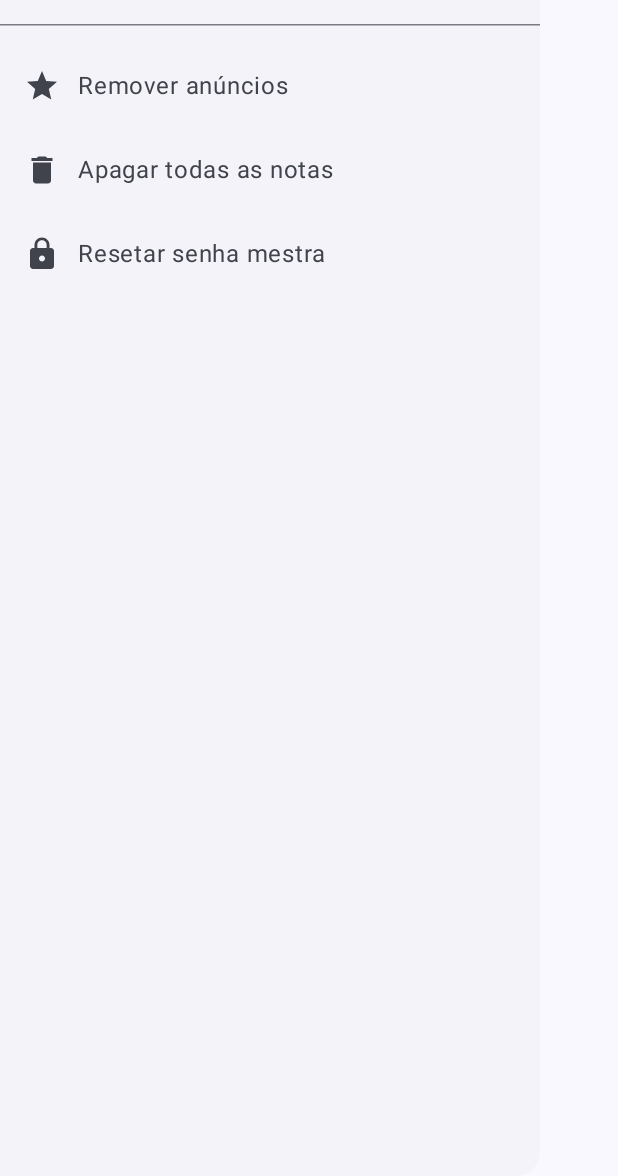
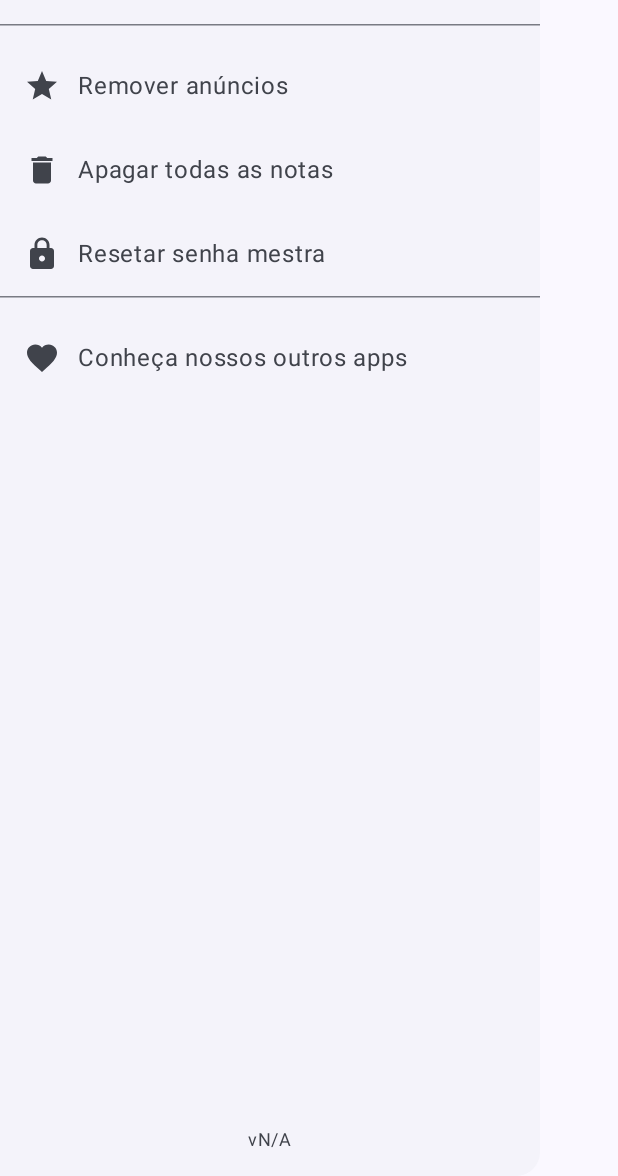
Before and after one commit to ipirangad3v/my-diary-android-app, an Android app built with Jetpack Compose: the composable DrawerContent shown on its own in the app's theme, on a phone screen of 412 x 824 dp, the part 60-1236 px from its top. Run offline under Robolectric (Android 15) with nearby library versions, the phone set to English and light mode, and no system bars.

Commit message:
feat: enhance navigation drawer; add version display and link to other apps

```diff
--- a/app/src/main/java/digital/tonima/mydiary/ui/components/Drawer.kt
+++ b/app/src/main/java/digital/tonima/mydiary/ui/components/Drawer.kt
@@ -1,23 +1,33 @@
 package digital.tonima.mydiary.ui.components
 
+import android.content.Intent
+import android.content.pm.PackageManager
+import androidx.compose.foundation.layout.Box
 import androidx.compose.foundation.layout.Column
 import androidx.compose.foundation.layout.Spacer
+import androidx.compose.foundation.layout.fillMaxHeight
 import androidx.compose.foundation.layout.height
 import androidx.compose.foundation.layout.padding
 import androidx.compose.material.icons.Icons
 import androidx.compose.material.icons.filled.Delete
+import androidx.compose.material.icons.filled.Favorite
 import androidx.compose.material.icons.filled.Lock
 import androidx.compose.material.icons.filled.Star
 import androidx.compose.material3.HorizontalDivider
 import androidx.compose.material3.Icon
+import androidx.compose.material3.MaterialTheme
 import androidx.compose.material3.ModalDrawerSheet
 import androidx.compose.material3.NavigationDrawerItem
 import androidx.compose.material3.NavigationDrawerItemDefaults
 import androidx.compose.material3.Text
 import androidx.compose.runtime.Composable
+import androidx.compose.runtime.remember
+import androidx.compose.ui.Alignment
 import androidx.compose.ui.Modifier
+import androidx.compose.ui.platform.LocalContext
 import androidx.compose.ui.res.stringResource
 import androidx.compose.ui.unit.dp
+import androidx.core.net.toUri
 import digital.tonima.mydiary.R
 import digital.tonima.mydiary.R.string.app_name
 
@@ -29,7 +39,19 @@ fun DrawerContent(
     onUpgradeToPro: () -> Unit,
     onCloseDrawer: () -> Unit
 ) {
+    val context = LocalContext.current
+    val versionName = remember {
+        try {
+            val packageInfo = context.packageManager.getPackageInfo(context.packageName, 0)
+            packageInfo.versionName ?: "N/A"
+        } catch (e: PackageManager.NameNotFoundException) {
+            e.printStackTrace()
+            "N/A"
+        }
+    }
     ModalDrawerSheet {
+        Box(modifier = Modifier.fillMaxHeight()) {
+            Column {
                 Column(modifier = Modifier.padding(NavigationDrawerItemDefaults.ItemPadding)) {
                     Text(stringResource(app_name), modifier = Modifier.padding(16.dp))
                 }
@@ -66,5 +88,30 @@ fun DrawerContent(
                         onCloseDrawer()
                     }
                 )
+                HorizontalDivider()
+                Spacer(Modifier.height(12.dp))
+                NavigationDrawerItem(
+                    icon = { Icon(Icons.Default.Favorite, contentDescription = null) },
+                    label = { Text(stringResource(R.string.our_other_apps)) },
+                    selected = false,
+                    onClick = {
+                        val browserIntent = Intent(
+                            Intent.ACTION_VIEW,
+                            "https://play.google.com/store/apps/dev?id=6594602823307179845".toUri()
+                        )
+                        context.startActivity(browserIntent)
+                        onCloseDrawer()
+                    }
+                )
+            }
+            Text(
+                text = stringResource(R.string.version, versionName),
+                style = MaterialTheme.typography.bodySmall,
+                color = MaterialTheme.colorScheme.onSurfaceVariant,
+                modifier = Modifier
+                    .align(Alignment.BottomCenter)
+                    .padding(16.dp)
+            )
         }
     }
+}
--- a/app/src/main/res/values/strings.xml
+++ b/app/src/main/res/values/strings.xml
@@ -101,5 +101,6 @@
     <string name="nfc_write_error">Erro ao gravar na tag. Por favor, tente novamente.</string>
     <string name="nfc_read_error">Não foi possível ler o segredo desta tag.</string>
     <string name="decrypted_secret">Segredo Desencriptado</string>
-
+    <string name="version" translatable="false">v%1$s</string>
+    <string name="our_other_apps">Conheça nossos outros apps</string>
 </resources>
```
Also changed, not shown: 12 other files. Lines whose indentation alone changed are shown as unchanged.
